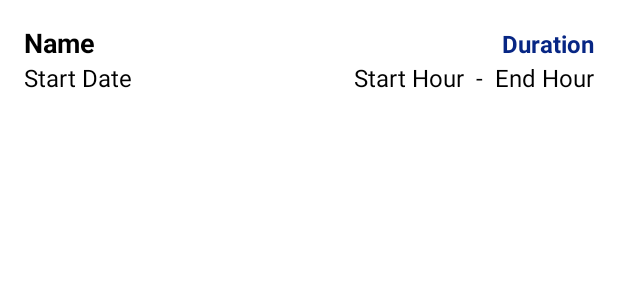
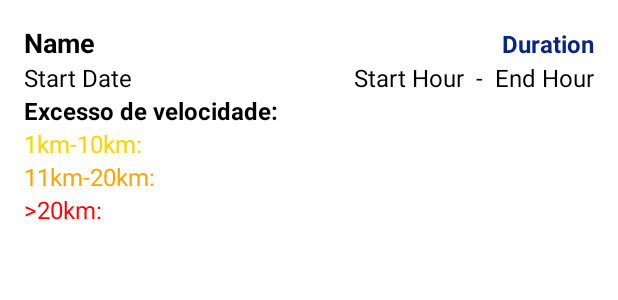
Before and after one commit to claudiadmr/SA_Project, an Android app: the layout list_item_trip.xml on its own in the app's theme, with its tools: preview values and no code run, on a phone screen of 412 x 824 dp. Shown: the top 300 px of the screen. Run offline under Robolectric (Android 15) with nearby library versions, the phone set to English and light mode, and no system bars.

Commit message:
added profile

```diff
--- a/projeto/app/src/main/java/com/example/driveclassifier/MainActivity.kt
+++ b/projeto/app/src/main/java/com/example/driveclassifier/MainActivity.kt
@@ -54,9 +54,9 @@ class MainActivity : AppCompatActivity() {
         Log.d("INFO", "Name: $name")
 
 
-        var showTrips = findViewById<Button>(R.id.btn_trips)
+        var showTrips = findViewById<Button>(R.id.btn_profile)
         showTrips.setOnClickListener {
-            val intent = Intent(this@MainActivity, ListActivity::class.java)
+            val intent = Intent(this@MainActivity, ProfileActivity::class.java)
             startActivity(intent)
         }
 
--- a/projeto/app/src/main/java/com/example/driveclassifier/models/TripModel.kt
+++ b/projeto/app/src/main/java/com/example/driveclassifier/models/TripModel.kt
@@ -7,5 +7,8 @@ data class TripModel(
     val endDate: String,
     val locations: List<LocationModel>,
     val nameTrip: String,
-    val startDate: String
+    val startDate: String,
+    val aggressiveDriving: Double,
+    val moderateDriving: Double,
+    val normalDriving: Double,
 ) : Serializable
--- a/projeto/app/src/main/res/layout/list_item_trip.xml
+++ b/projeto/app/src/main/res/layout/list_item_trip.xml
@@ -65,11 +65,11 @@
             <TextView
                 android:layout_width="wrap_content"
                 android:layout_height="wrap_content"
+                android:layout_marginStart="8dp"
+                android:layout_marginEnd="8dp"
                 android:text="-"
                 android:textColor="#000"
-                android:textSize="16sp"
-                android:layout_marginStart="8dp"
-                android:layout_marginEnd="8dp"/>
+                android:textSize="16sp" />
 
             <TextView
                 android:id="@+id/endDateHour"
@@ -79,7 +79,46 @@
                 android:textColor="#000"
                 android:textSize="16sp" />
         </LinearLayout>
+
+
     </LinearLayout>
 
+    <TextView
+        android:layout_width="wrap_content"
+        android:layout_height="wrap_content"
+        android:text="Excesso de velocidade:"
+        android:textColor="@color/black"
+        android:textSize="16sp"
+        android:textStyle="bold" />
 
+    <LinearLayout
+        android:layout_width="match_parent"
+        android:layout_height="wrap_content"
+        android:orientation="vertical">
+
+        <TextView
+            android:id="@+id/txt_vlc_n"
+            android:layout_width="wrap_content"
+            android:layout_height="wrap_content"
+            android:text="1km-10km: "
+            android:textColor="#FFD300"
+            android:textSize="16sp" />
+
+        <TextView
+            android:id="@+id/txt_vlc_m"
+            android:layout_width="wrap_content"
+            android:layout_height="wrap_content"
+
+            android:text="11km-20km: "
+            android:textColor="#FFA500"
+            android:textSize="16sp" />
+
+        <TextView
+            android:id="@+id/txt_vlc_a"
+            android:layout_width="wrap_content"
+            android:layout_height="wrap_content"
+            android:text="&gt;20km: "
+            android:textColor="@color/colorRed"
+            android:textSize="16sp" />
+    </LinearLayout>
 </LinearLayout>
--- a/projeto/app/src/main/res/values/strings.xml
+++ b/projeto/app/src/main/res/values/strings.xml
@@ -1,5 +1,3 @@
 <resources>
-    <string name="app_name">driveClassifier</string>
-    <!-- TODO: Remove or change this placeholder text -->
-    <string name="hello_blank_fragment">Hello blank fragment</string>
+    <string name="app_name">SafeTravels</string>
 </resources>
```
Also changed, not shown: projeto/app/src/main/AndroidManifest.xml (+3 -10 lines), projeto/app/src/main/java/com/example/driveclassifier/GetDataTask.kt (+6 -2 lines), projeto/app/src/main/java/com/example/driveclassifier/ListAdapter.kt (+8 -1 lines), projeto/app/src/main/java/com/example/driveclassifier/ProfileActivity.kt (added, +130 -0 lines), projeto/app/src/main/res/layout/activity_main.xml (+20 -8 lines), projeto/app/src/main/res/layout/activity_profile.xml (added, +138 -0 lines), 1 other file.
